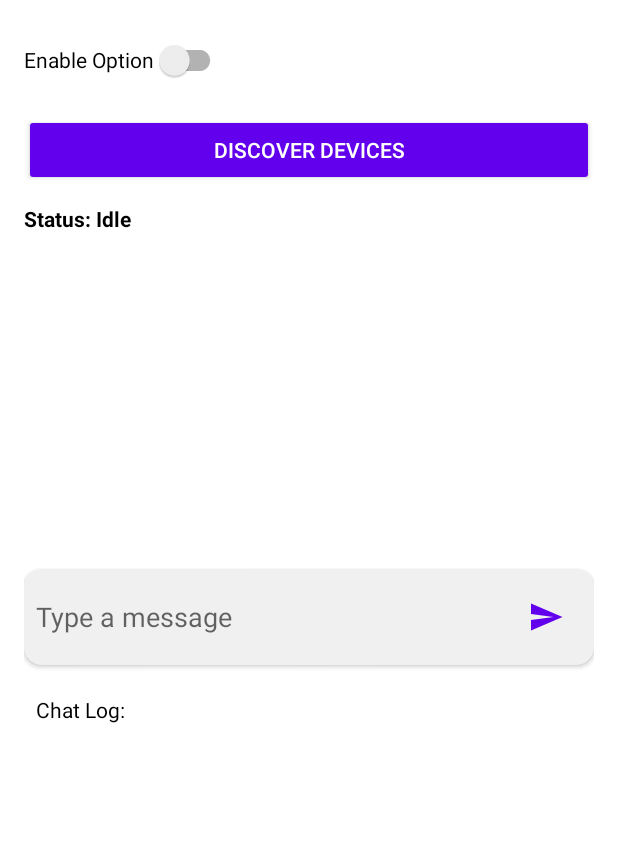
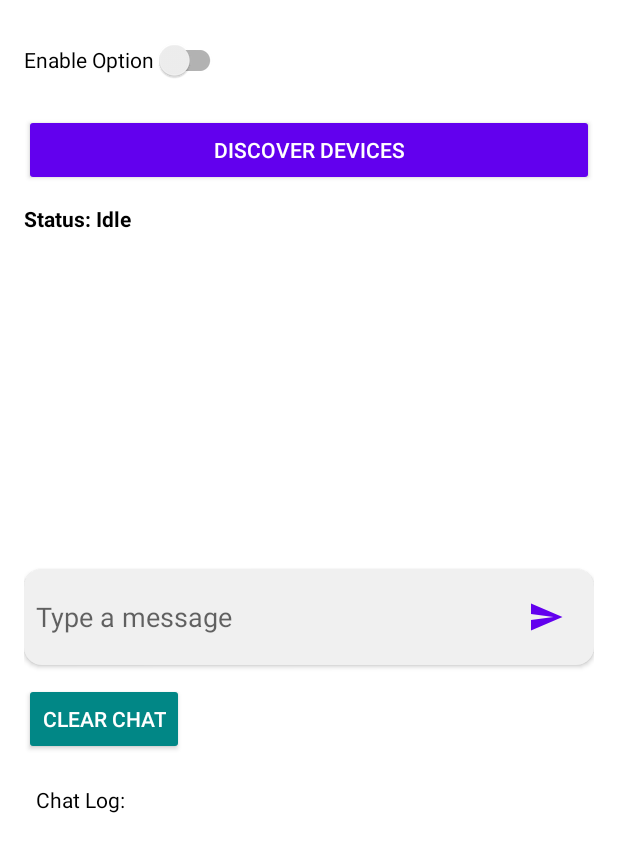
Before and after one commit to Krishna-Radharani/wifi-director-chat-application, an Android app built with Jetpack Compose: the screen it shows after launch (MainActivity), after a tap on "Send", on a phone screen of 412 x 824 dp. Shown: the top 852 px of the screen. Run offline under Robolectric (Android 15) with nearby library versions, the light colour scheme and no system bars.

Commit message:
added clear chat button

```diff
--- a/app/src/main/java/com/example/wifidirectchat/MainActivity.java
+++ b/app/src/main/java/com/example/wifidirectchat/MainActivity.java
@@ -66,11 +66,19 @@ public class MainActivity extends AppCompatActivity {
     @Override
     protected void onCreate(Bundle savedInstanceState) {
         super.onCreate(savedInstanceState);
-        setContentView(R.layout.activity_main);
+        setContentView(R.layout.activity_main); // MUST come first
+
+        Button clearChatButton = findViewById(R.id.clearChatButton);
+        TextView messageTextView = findViewById(R.id.messageTextView);
+
+        clearChatButton.setOnClickListener(v -> {
+            messageTextView.setText("Chat Log:");
+        });
+
         initialwork();
-
         exqListener();
     }
+
 
     private void exqListener() {
         aSwitch.setOnClickListener(new View.OnClickListener() {
@@ -120,20 +128,32 @@ public class MainActivity extends AppCompatActivity {
         sendButton.setOnClickListener(new View.OnClickListener() {
             @Override
             public void onClick(View view) {
-                ExecutorService executor = Executors.newSingleThreadExecutor();
                 String msg = typeMsg.getText().toString();
-                executor.execute((new Runnable() {
-                    @Override
-                    public void run() {
-                        if (msg != null && isHost) {
-                            serverClass.write(msg.getBytes());
-                        } else if (msg != null && !isHost) {
-                            clientClass.write(msg.getBytes());
+
+                if (msg != null && !msg.isEmpty()) {
+                    ExecutorService executor = Executors.newSingleThreadExecutor();
+                    executor.execute(new Runnable() {
+                        @Override
+                        public void run() {
+                            if (isHost) {
+                                serverClass.write(msg.getBytes());
+                            } else {
+                                clientClass.write(msg.getBytes());
+                            }
+
+                            // Clear the input on the UI thread
+                            runOnUiThread(new Runnable() {
+                                @Override
+                                public void run() {
+                                    typeMsg.setText("");
+                                }
+                            });
                         }
-                    }
-                }));
+                    });
+                }
             }
         });
+
     }
 
     private void initialwork() {
--- a/app/src/main/res/layout/activity_main.xml
+++ b/app/src/main/res/layout/activity_main.xml
@@ -81,7 +81,16 @@
     </LinearLayout>
 
     <!-- Clear Chat Button -->
-
+    <Button
+        android:id="@+id/clearChatButton"
+        android:layout_width="wrap_content"
+        android:layout_height="wrap_content"
+        android:text="@string/clear_chat"
+        android:textColor="@color/white"
+        android:backgroundTint="@color/teal_700"
+        android:layout_marginTop="12dp"
+        android:minHeight="48dp"
+        android:elevation="2dp" />
 
     <!-- Chat Log -->
     <ScrollView
```
